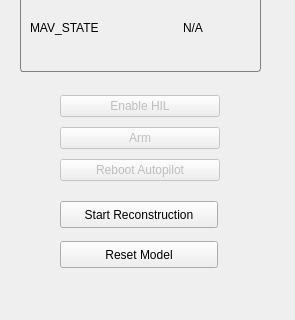
Old version of the form rqt_rotors/resource/mav_mode_widget.ui in the repository pvechersky/rotors_simulator; both pictures show x 0 to 295 and y 249 to 569 of the 295 by 569 pixel window.
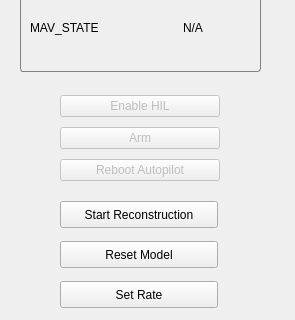
New version of the form.

Commit message: Adding a GUI button to set the GLOBAL_POSITION_INT stream rate

The edit to the form file:
```diff
--- a/rqt_rotors/resource/mav_mode_widget.ui
+++ b/rqt_rotors/resource/mav_mode_widget.ui
@@ -19,7 +19,7 @@
   <property name="minimumSize">
    <size>
     <width>295</width>
-    <height>520</height>
+    <height>569</height>
    </size>
   </property>
   <property name="windowTitle">
@@ -341,6 +341,22 @@
     <string>Reset Model</string>
    </property>
   </widget>
+  <widget class="QPushButton" name="button_set_rate">
+   <property name="enabled">
+    <bool>true</bool>
+   </property>
+   <property name="geometry">
+    <rect>
+     <x>60</x>
+     <y>530</y>
+     <width>158</width>
+     <height>27</height>
+    </rect>
+   </property>
+   <property name="text">
+    <string>Set Rate</string>
+   </property>
+  </widget>
  </widget>
  <resources/>
  <connections/>
```
The commit also changes 2 other files.
